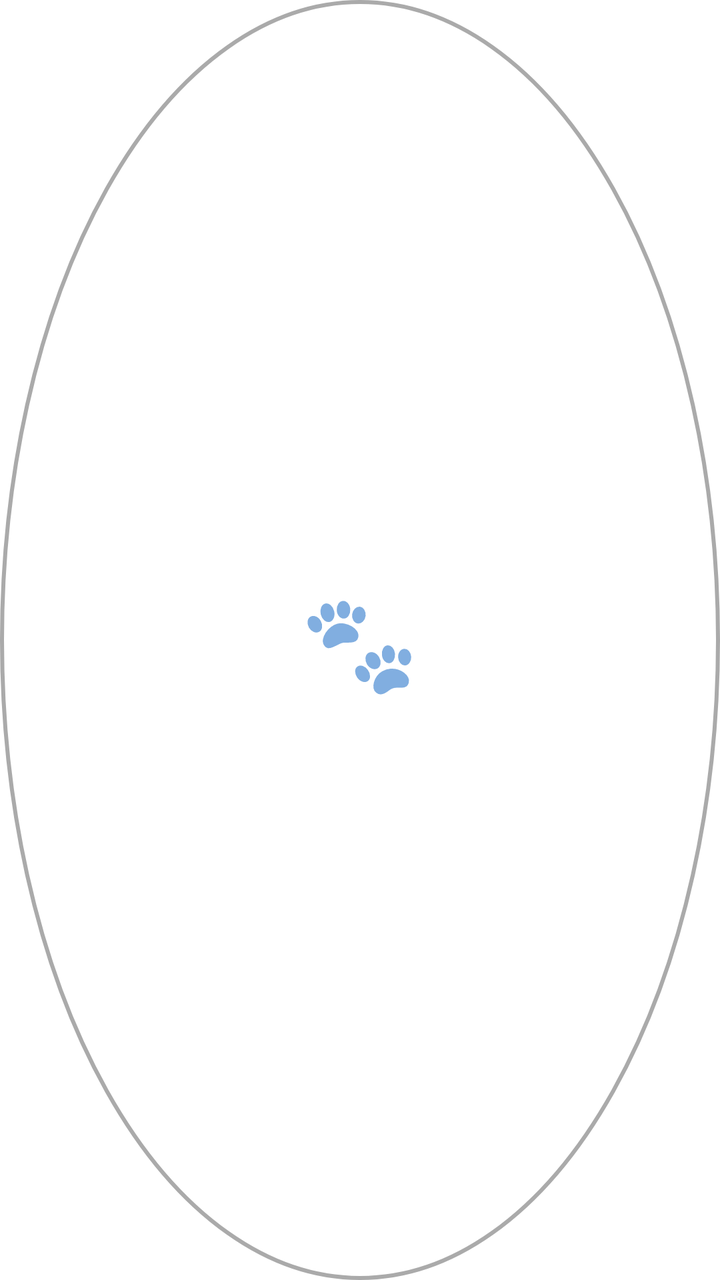
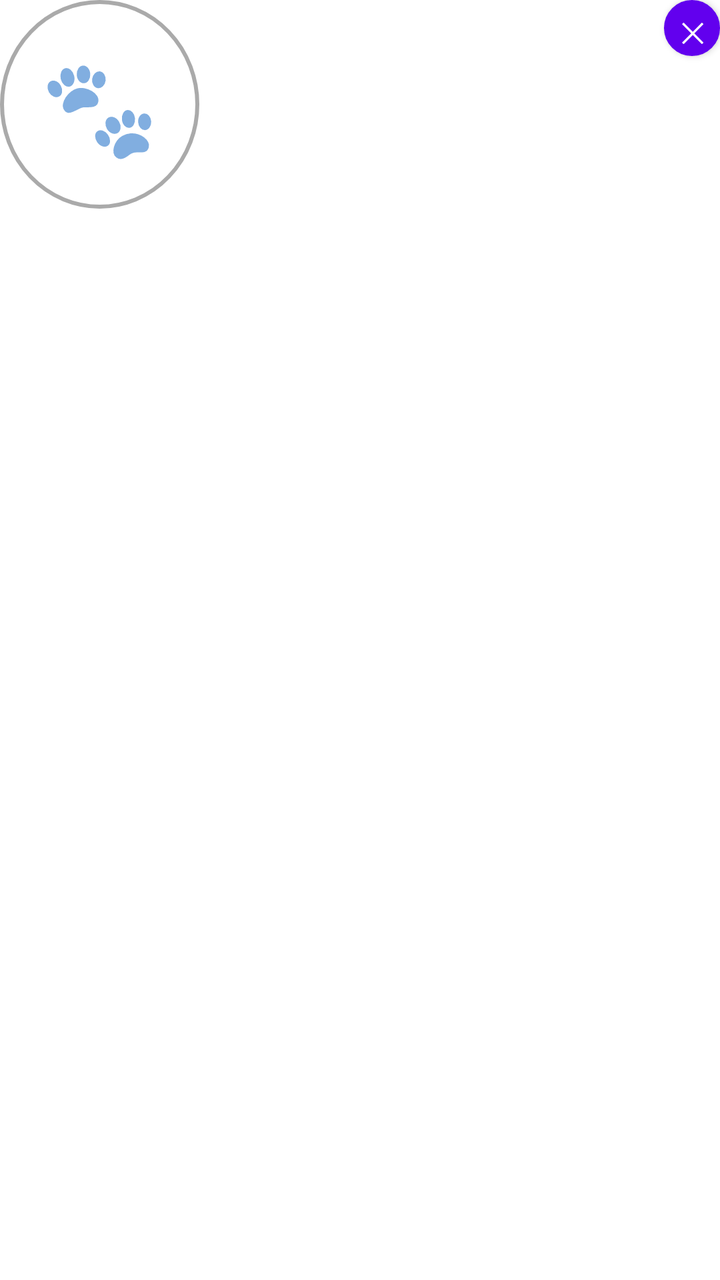

Compare the two renders of this Android layout. The source of the first and the diff that turns it into the second are given below.
<!-- AndroidManifest.xml: fallback theme Theme.MaterialComponents.DayNight.NoActionBar -->
<!-- res/layout/overlay_pet.xml -->
<?xml version="1.0" encoding="utf-8"?>
<LinearLayout xmlns:android="http://schemas.android.com/apk/res/android"
    android:id="@+id/overlay_root"
    android:layout_width="120dp"
    android:layout_height="120dp"
    android:orientation="vertical"
    android:gravity="center"
    android:background="@drawable/overlay_pet_bg">

    <TextView
        android:id="@+id/overlay_text"
        android:layout_width="wrap_content"
        android:layout_height="wrap_content"
        android:text="🐾"
        android:textSize="48sp" />

</LinearLayout>
<!-- resources referenced by this layout -->
<resources>
  <!-- drawable overlay_pet_bg (drawable) -->
  <?xml version="1.0" encoding="utf-8"?>
  <shape xmlns:android="http://schemas.android.com/apk/res/android"
      android:shape="oval">
      <solid android:color="#80FFFFFF" />
      <stroke android:width="2dp" android:color="#FFAAAAAA" />
  </shape>
</resources>

<!-- the commit's change to res/layout/overlay_pet.xml (unified diff, before → after) -->
@@ -1,17 +1,32 @@
 <?xml version="1.0" encoding="utf-8"?>
-<LinearLayout xmlns:android="http://schemas.android.com/apk/res/android"
+<FrameLayout xmlns:android="http://schemas.android.com/apk/res/android"
     android:id="@+id/overlay_root"
-    android:layout_width="120dp"
-    android:layout_height="120dp"
-    android:orientation="vertical"
-    android:gravity="center"
-    android:background="@drawable/overlay_pet_bg">
+    android:layout_width="wrap_content"
+    android:layout_height="wrap_content">
 
+    
     <TextView
-        android:id="@+id/overlay_text"
+        android:id="@+id/overlay_body"
         android:layout_width="wrap_content"
         android:layout_height="wrap_content"
+        android:background="@drawable/overlay_pet_bg"
+        android:gravity="center"
+        android:padding="20dp"
         android:text="🐾"
-        android:textSize="48sp" />
+        android:textSize="48sp"
+        android:clickable="true" />
 
-</LinearLayout>
+    
+    <Button
+        android:id="@+id/overlay_close"
+        android:layout_width="28dp"
+        android:layout_height="28dp"
+        android:layout_gravity="top|end"
+        android:background="@drawable/overlay_close_bg"
+        android:text="✕"
+        android:textSize="14sp"
+        android:padding="0dp"
+        android:minWidth="0dp"
+        android:minHeight="0dp" />
+
+</FrameLayout>
<!-- resource entries referenced after the edit -->
@@ -1,5 +1,12 @@
 <!-- resources referenced by this layout -->
 <resources>
+  <!-- drawable overlay_close_bg (drawable) -->
+  <?xml version="1.0" encoding="utf-8"?>
+  <shape xmlns:android="http://schemas.android.com/apk/res/android"
+      android:shape="oval">
+      <solid android:color="#E04040" />
+      <stroke android:width="1dp" android:color="#FFFFFF" />
+  </shape>
   <!-- drawable overlay_pet_bg (drawable) -->
   <?xml version="1.0" encoding="utf-8"?>
   <shape xmlns:android="http://schemas.android.com/apk/res/android"
